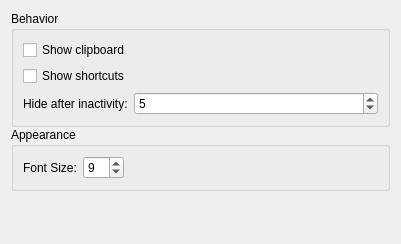
The window that src/config/ui/keyboardconfig.ui (hippich/recorditnow) describes before a commit, drawn with Qt 5.
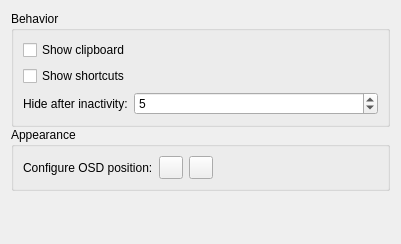
The same window after the commit. Custom widgets are drawn as their Qt base class.

```diff
--- a/src/config/ui/keyboardconfig.ui
+++ b/src/config/ui/keyboardconfig.ui
@@ -84,19 +84,27 @@
       <item row="0" column="0">
        <widget class="QLabel" name="label">
         <property name="text">
-         <string comment="@label The font size">Font Size:</string>
-        </property>
-        <property name="buddy">
-         <cstring>kcfg_keyboardOnScreenDisplayFontSize</cstring>
+         <string comment="@label">Configure OSD position:</string>
         </property>
        </widget>
       </item>
       <item row="0" column="1">
-       <widget class="KIntSpinBox" name="kcfg_keyboardOnScreenDisplayFontSize">
-        <property name="value">
-         <number>9</number>
-        </property>
-       </widget>
+       <layout class="QHBoxLayout" name="horizontalLayout">
+        <item>
+         <widget class="QToolButton" name="showOSDButton">
+          <property name="text">
+           <string notr="true"/>
+          </property>
+         </widget>
+        </item>
+        <item>
+         <widget class="QToolButton" name="hideOSDButton">
+          <property name="text">
+           <string notr="true"/>
+          </property>
+         </widget>
+        </item>
+       </layout>
       </item>
      </layout>
     </widget>
```
Left out of the diff: 2 changed lines with no effect on the pictures.
